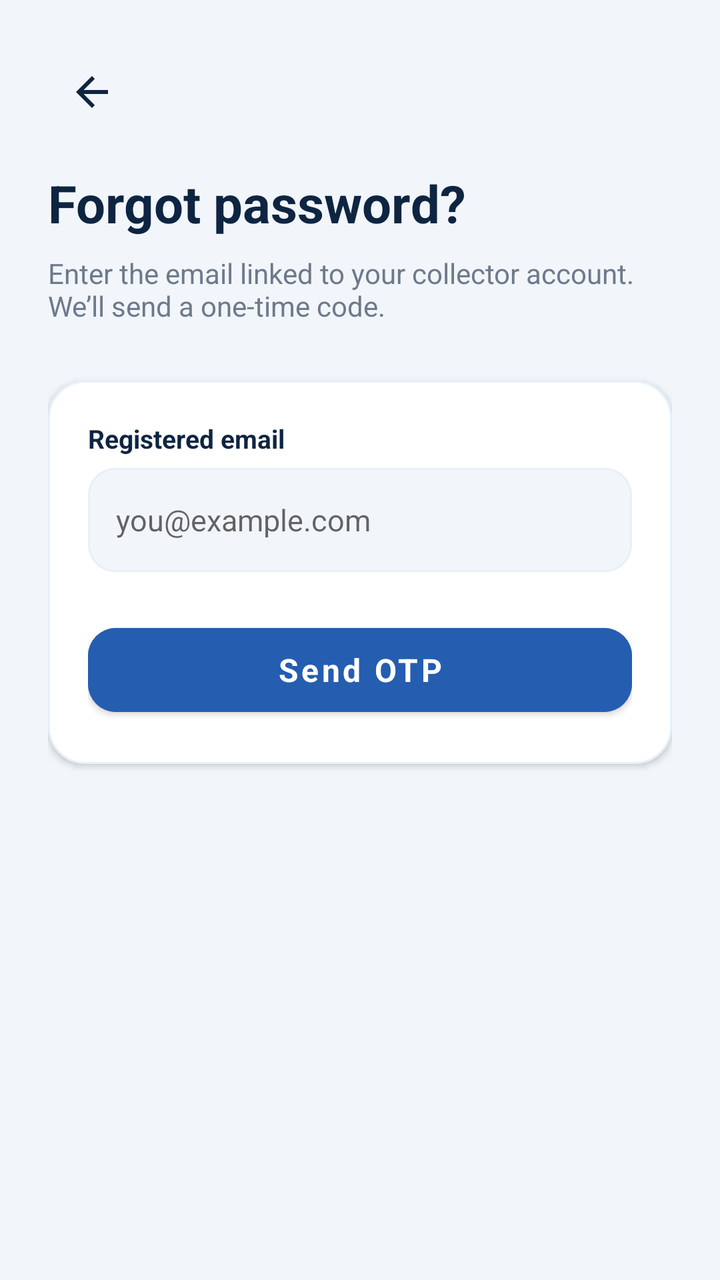
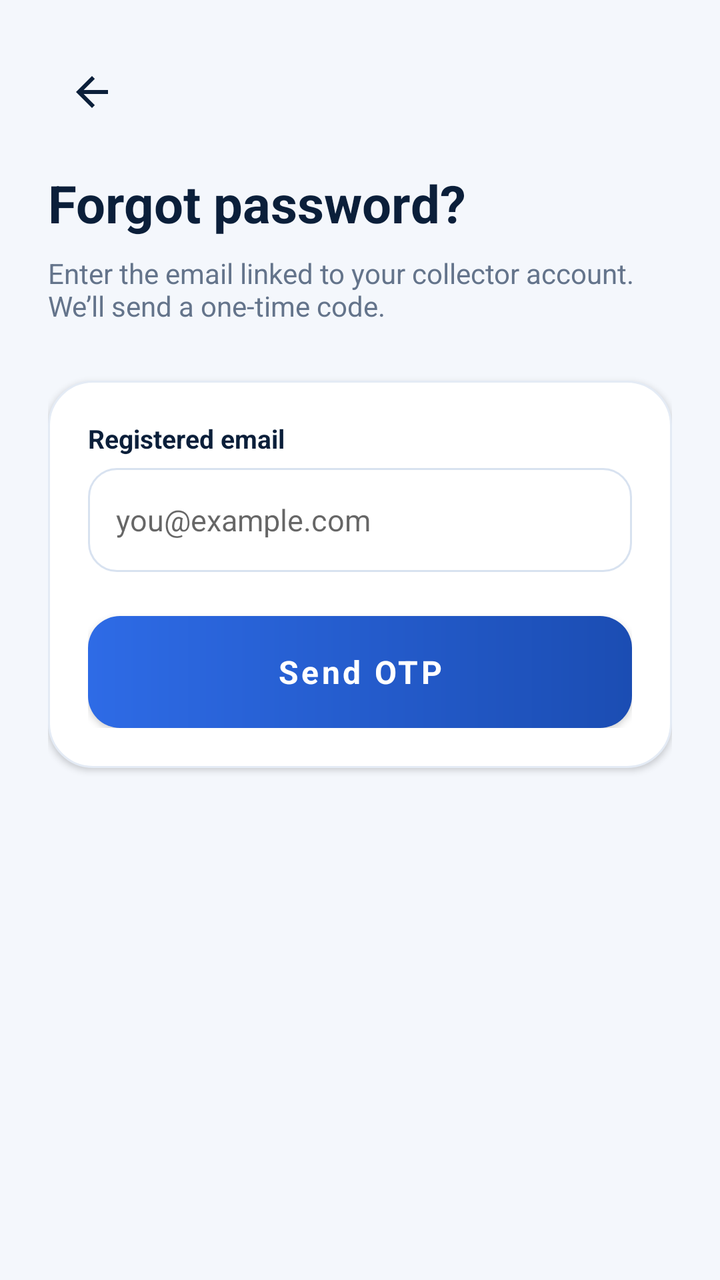

An Android layout rendered at two revisions. The XML below is the earlier revision; the diff shows what the commit changed to produce the second picture.
<!-- AndroidManifest.xml: application theme Theme.CSUCensus -->
<!-- res/layout/activity_forgot_password.xml -->
<?xml version="1.0" encoding="utf-8"?>
<ScrollView
    xmlns:android="http://schemas.android.com/apk/res/android"
    xmlns:app="http://schemas.android.com/apk/res-auto"
    android:layout_width="match_parent"
    android:layout_height="match_parent"
    android:background="@color/background"
    android:fillViewport="true"
    android:scrollbars="none">

    <LinearLayout
        android:layout_width="match_parent"
        android:layout_height="wrap_content"
        android:orientation="vertical"
        android:padding="24dp">

        <ImageButton
            android:id="@+id/btnBack"
            android:layout_width="44dp"
            android:layout_height="44dp"
            android:src="@drawable/ic_back"
            android:background="?attr/selectableItemBackgroundBorderless"
            android:contentDescription="Back"
            app:tint="@color/navy" />

        <TextView
            android:layout_width="wrap_content"
            android:layout_height="wrap_content"
            android:text="Forgot password?"
            android:textSize="26sp"
            android:textStyle="bold"
            android:textColor="@color/navy"
            android:layout_marginTop="16dp" />

        <TextView
            android:layout_width="wrap_content"
            android:layout_height="wrap_content"
            android:text="Enter the email linked to your collector account. We’ll send a one-time code."
            android:textColor="@color/muted"
            android:textSize="14sp"
            android:layout_marginTop="8dp" />

        <LinearLayout
            android:layout_width="match_parent"
            android:layout_height="wrap_content"
            android:orientation="vertical"
            android:background="@drawable/bg_card"
            android:padding="20dp"
            android:layout_marginTop="28dp"
            android:elevation="2dp">

            <TextView
                android:layout_width="wrap_content"
                android:layout_height="wrap_content"
                android:text="Registered email"
                android:textColor="@color/navy"
                android:textStyle="bold"
                android:textSize="13sp" />

            <EditText
                android:id="@+id/etResetEmail"
                android:layout_width="match_parent"
                android:layout_height="52dp"
                android:layout_marginTop="6dp"
                android:paddingHorizontal="14dp"
                android:singleLine="true"
                android:hint="you@example.com"
                android:inputType="textEmailAddress"
                android:background="@drawable/bg_input"
                android:textColor="@color/navy"
                android:textSize="15sp" />

            <com.google.android.material.button.MaterialButton
                android:id="@+id/btnSendOtp"
                android:layout_width="match_parent"
                android:layout_height="54dp"
                android:text="Send OTP"
                android:textAllCaps="false"
                android:textSize="16sp"
                android:textStyle="bold"
                android:backgroundTint="@color/blue"
                android:layout_marginTop="22dp"
                app:cornerRadius="14dp" />
        </LinearLayout>

    </LinearLayout>
</ScrollView>
<!-- resources referenced by this layout -->
<resources>
  <color name="background">#F2F6FA</color>
  <color name="blue">#255DB0</color>
  <color name="muted">#6E7A8C</color>
  <color name="navy">#0E2542</color>
  <!-- drawable bg_card (drawable) -->
  <?xml version="1.0" encoding="utf-8"?>
  <shape xmlns:android="http://schemas.android.com/apk/res/android">
      <solid android:color="@color/white" />
      <corners android:radius="18dp" />
      <stroke android:width="1dp" android:color="@color/light_blue" />
  </shape>
  <!-- drawable bg_input (drawable) -->
  <?xml version="1.0" encoding="utf-8"?>
  <shape xmlns:android="http://schemas.android.com/apk/res/android">
      <solid android:color="@color/background" />
      <corners android:radius="13dp" />
      <stroke android:width="1dp" android:color="@color/light_blue" />
  </shape>
  <!-- drawable ic_back (drawable) -->
  <?xml version="1.0" encoding="utf-8"?>
  <vector xmlns:android="http://schemas.android.com/apk/res/android"
      android:width="24dp" android:height="24dp"
      android:viewportWidth="24" android:viewportHeight="24">
      <path android:fillColor="#0E2542"
          android:pathData="M20,11H7.83l5.59,-5.59L12,4l-8,8 8,8 1.41,-1.41L7.83,13H20v-2z"/>
  </vector>
  <style name="Theme.CSUCensus" parent="Theme.MaterialComponents.DayNight.NoActionBar">
          <item name="colorPrimary">@color/blue</item>
          <item name="colorPrimaryVariant">@color/blue_dark</item>
          <item name="colorSecondary">@color/green</item>
          <item name="colorOnPrimary">@color/white</item>
          <item name="android:fontFamily">sans-serif</item>
          <item name="android:windowLightStatusBar">true</item>
          <item name="android:statusBarColor">@android:color/transparent</item>
          <item name="android:navigationBarColor">@color/white</item>
          <item name="android:windowLightNavigationBar">true</item>
          <item name="android:windowBackground">@color/background</item>
      </style>
  <color name="white">#FFFFFF</color>
  <color name="light_blue">#E6F0FB</color>
  <color name="blue_dark">#1E4A8C</color>
  <color name="green">#2A966B</color>
</resources>

<!-- the commit's change to res/layout/activity_forgot_password.xml (unified diff, before → after) -->
@@ -6,14 +6,14 @@
     android:layout_height="match_parent"
     android:background="@color/background"
     android:fillViewport="true"
-    android:scrollbars="none">
-
+    android:scrollbars="none"
+    >
     <LinearLayout
         android:layout_width="match_parent"
         android:layout_height="wrap_content"
         android:orientation="vertical"
-        android:padding="24dp">
-
+        android:padding="24dp"
+        >
         <ImageButton
             android:id="@+id/btnBack"
             android:layout_width="44dp"
@@ -22,7 +22,6 @@
             android:background="?attr/selectableItemBackgroundBorderless"
             android:contentDescription="Back"
             app:tint="@color/navy" />
-
         <TextView
             android:layout_width="wrap_content"
             android:layout_height="wrap_content"
@@ -31,7 +30,6 @@
             android:textStyle="bold"
             android:textColor="@color/navy"
             android:layout_marginTop="16dp" />
-
         <TextView
             android:layout_width="wrap_content"
             android:layout_height="wrap_content"
@@ -39,7 +37,6 @@
             android:textColor="@color/muted"
             android:textSize="14sp"
             android:layout_marginTop="8dp" />
-
         <LinearLayout
             android:layout_width="match_parent"
             android:layout_height="wrap_content"
@@ -47,8 +44,8 @@
             android:background="@drawable/bg_card"
             android:padding="20dp"
             android:layout_marginTop="28dp"
-            android:elevation="2dp">
-
+            android:elevation="2dp"
+            >
             <TextView
                 android:layout_width="wrap_content"
                 android:layout_height="wrap_content"
@@ -56,7 +53,6 @@
                 android:textColor="@color/navy"
                 android:textStyle="bold"
                 android:textSize="13sp" />
-
             <EditText
                 android:id="@+id/etResetEmail"
                 android:layout_width="match_parent"
@@ -69,19 +65,18 @@
                 android:background="@drawable/bg_input"
                 android:textColor="@color/navy"
                 android:textSize="15sp" />
-
             <com.google.android.material.button.MaterialButton
                 android:id="@+id/btnSendOtp"
                 android:layout_width="match_parent"
-                android:layout_height="54dp"
+                android:layout_height="56dp"
                 android:text="Send OTP"
                 android:textAllCaps="false"
                 android:textSize="16sp"
                 android:textStyle="bold"
-                android:backgroundTint="@color/blue"
+                android:background="@drawable/bg_primary_button"
+                app:backgroundTint="@null"
                 android:layout_marginTop="22dp"
-                app:cornerRadius="14dp" />
+                app:cornerRadius="16dp" />
         </LinearLayout>
-
     </LinearLayout>
 </ScrollView>
<!-- resource entries referenced after the edit -->
@@ -1,23 +1,49 @@
 <!-- resources referenced by this layout -->
 <resources>
-  <color name="background">#F2F6FA</color>
-  <color name="blue">#255DB0</color>
-  <color name="muted">#6E7A8C</color>
-  <color name="navy">#0E2542</color>
+  <color name="background">#F4F7FC</color>
+  <color name="blue">#2E6BE6</color>
+  <color name="input_stroke">#D8E2F0</color>
+  <color name="muted">#64748B</color>
+  <color name="navy">#0B1F3A</color>
   <!-- drawable bg_card (drawable) -->
   <?xml version="1.0" encoding="utf-8"?>
   <shape xmlns:android="http://schemas.android.com/apk/res/android">
       <solid android:color="@color/white" />
-      <corners android:radius="18dp" />
-      <stroke android:width="1dp" android:color="@color/light_blue" />
+      <corners android:radius="22dp" />
+      <stroke android:width="1dp" android:color="@color/line" />
   </shape>
   <!-- drawable bg_input (drawable) -->
   <?xml version="1.0" encoding="utf-8"?>
-  <shape xmlns:android="http://schemas.android.com/apk/res/android">
-      <solid android:color="@color/background" />
-      <corners android:radius="13dp" />
-      <stroke android:width="1dp" android:color="@color/light_blue" />
-  </shape>
+  <selector xmlns:android="http://schemas.android.com/apk/res/android">
+      <item android:state_focused="true">
+          <shape>
+              <solid android:color="@color/white" />
+              <corners android:radius="14dp" />
+              <stroke android:width="2dp" android:color="@color/blue" />
+          </shape>
+      </item>
+      <item>
+          <shape>
+              <solid android:color="@color/white" />
+              <corners android:radius="14dp" />
+              <stroke android:width="1dp" android:color="@color/input_stroke" />
+          </shape>
+      </item>
+  </selector>
+  <!-- drawable bg_primary_button (drawable) -->
+  <?xml version="1.0" encoding="utf-8"?>
+  <ripple xmlns:android="http://schemas.android.com/apk/res/android"
+      android:color="#33FFFFFF">
+      <item>
+          <shape>
+              <gradient
+                  android:startColor="@color/blue"
+                  android:endColor="@color/blue_dark"
+                  android:angle="0" />
+              <corners android:radius="16dp" />
+          </shape>
+      </item>
+  </ripple>
   <!-- drawable ic_back (drawable) -->
   <?xml version="1.0" encoding="utf-8"?>
   <vector xmlns:android="http://schemas.android.com/apk/res/android"
@@ -39,8 +65,8 @@
           <item name="android:windowBackground">@color/background</item>
       </style>
   <color name="white">#FFFFFF</color>
-  <color name="light_blue">#E6F0FB</color>
-  <color name="blue_dark">#1E4A8C</color>
-  <color name="green">#2A966B</color>
+  <color name="line">#E4EBF5</color>
+  <color name="blue_dark">#1B4DB3</color>
+  <color name="green">#1FA971</color>
 </resources>
 
